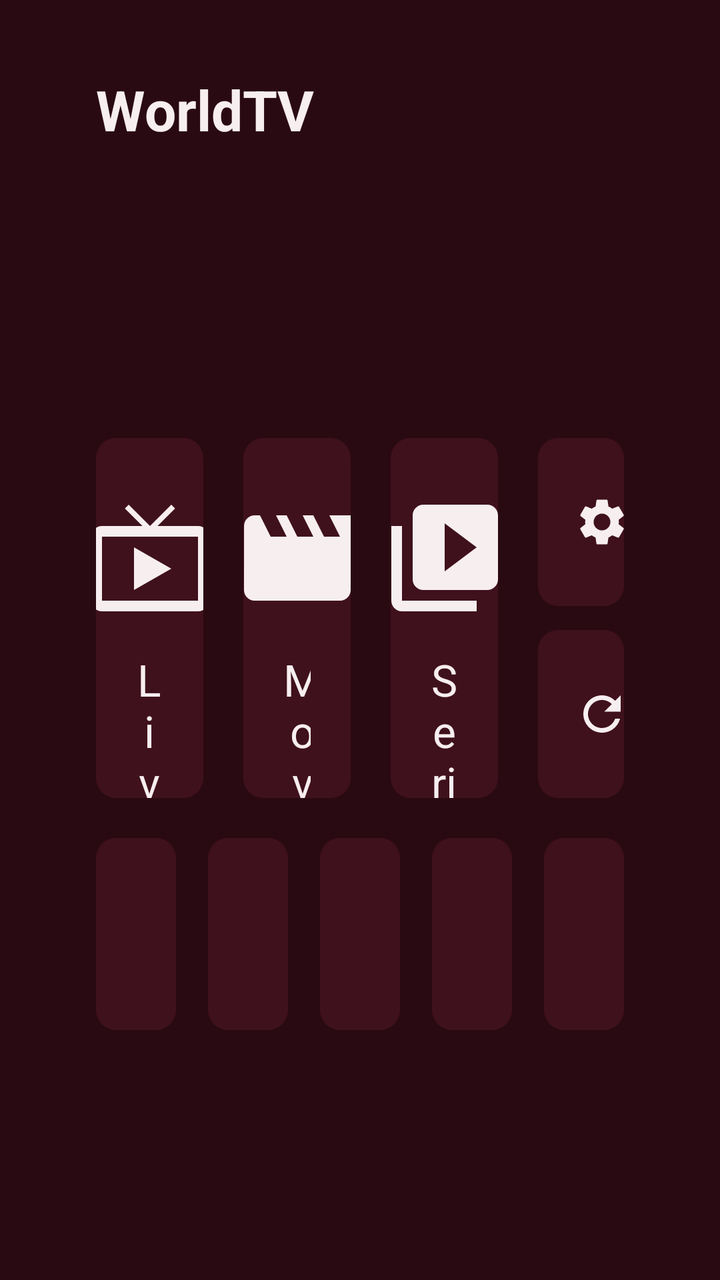
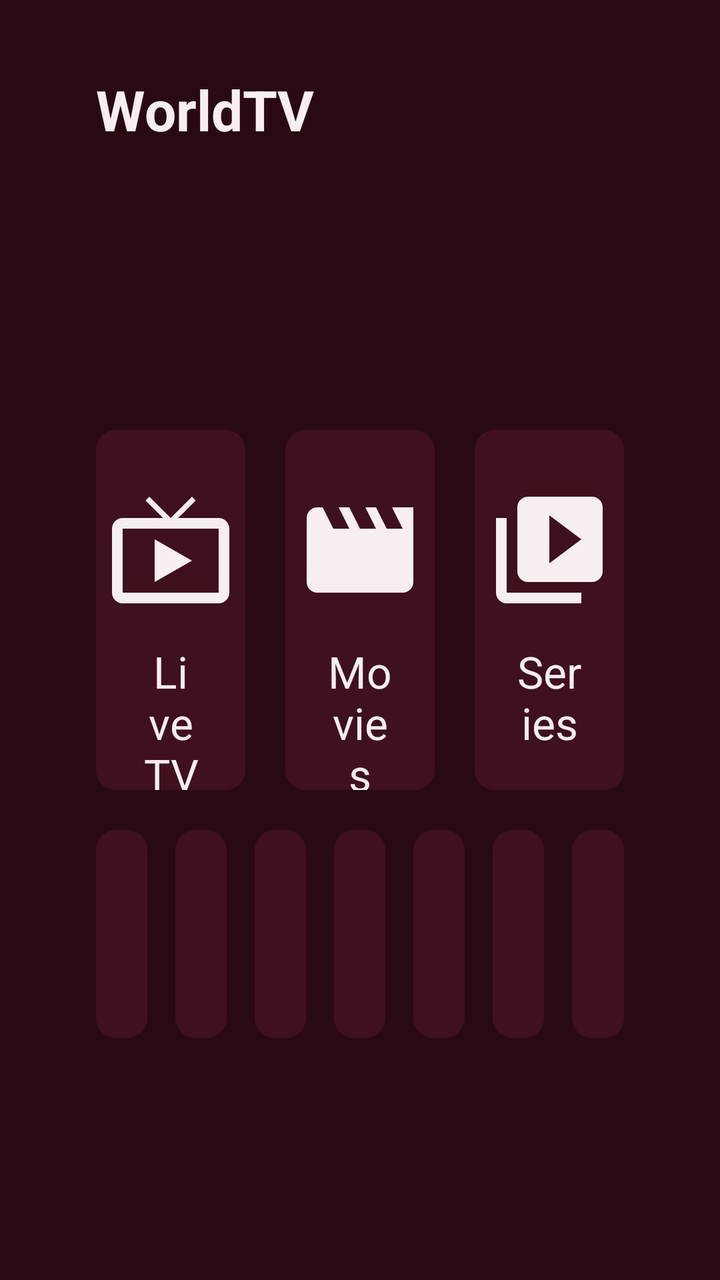

Compare the two renders of this Android layout. The source of the first and the diff that turns it into the second are given below.
<!-- AndroidManifest.xml: application theme Theme.IptvPlayer -->
<!-- res/layout/screen_home.xml -->
<?xml version="1.0" encoding="utf-8"?>
<LinearLayout xmlns:android="http://schemas.android.com/apk/res/android"
    android:layout_width="match_parent"
    android:layout_height="match_parent"
    android:background="@color/background"
    android:orientation="vertical"
    android:paddingStart="48dp"
    android:paddingTop="36dp"
    android:paddingEnd="48dp">

    <TextView
        style="@style/Text.Title"
        android:layout_width="wrap_content"
        android:layout_height="wrap_content"
        android:text="@string/app_name" />

    <TextView
        android:id="@+id/account"
        style="@style/Text.Secondary"
        android:layout_width="wrap_content"
        android:layout_height="wrap_content"
        android:layout_marginTop="6dp" />

    
    <LinearLayout
        android:layout_width="match_parent"
        android:layout_height="wrap_content"
        android:layout_marginTop="8dp"
        android:gravity="center_vertical"
        android:minHeight="24dp"
        android:orientation="horizontal">

        <io.github.sardinemehico.iptvplayer.ui.LoadingDots
            android:id="@+id/busy"
            android:layout_width="40dp"
            android:layout_height="10dp"
            android:layout_marginEnd="12dp"
            android:visibility="gone" />

        <TextView
            android:id="@+id/reload_status"
            style="@style/Text.Secondary"
            android:layout_width="0dp"
            android:layout_height="wrap_content"
            android:layout_weight="1"
            android:maxLines="1"
            android:ellipsize="end" />
    </LinearLayout>

    
    <LinearLayout
        android:layout_width="match_parent"
        android:layout_height="0dp"
        android:layout_weight="1"
        android:gravity="center_vertical"
        android:orientation="vertical">

    <LinearLayout
        android:layout_width="match_parent"
        android:layout_height="wrap_content"
        android:gravity="center"
        android:orientation="horizontal">

        <TextView
            android:id="@+id/tile_live"
            style="@style/HomeTile"
            android:drawableTop="@drawable/ic_live_tv"
            android:text="@string/live_tv" />

        <TextView
            android:id="@+id/tile_movies"
            style="@style/HomeTile"
            android:layout_marginStart="20dp"
            android:drawableTop="@drawable/ic_movies"
            android:text="@string/movies" />

        <TextView
            android:id="@+id/tile_series"
            style="@style/HomeTile"
            android:layout_marginStart="20dp"
            android:drawableTop="@drawable/ic_series"
            android:text="@string/series" />

        
        <LinearLayout
            android:layout_width="0dp"
            android:layout_height="180dp"
            android:layout_marginStart="20dp"
            android:layout_weight="0.8"
            android:orientation="vertical">

            <TextView
                android:id="@+id/tile_settings"
                style="@style/HomeSmallTile"
                android:drawableStart="@drawable/ic_settings_small"
                android:text="@string/settings" />

            <TextView
                android:id="@+id/tile_reload"
                style="@style/HomeSmallTile"
                android:layout_marginTop="12dp"
                android:drawableStart="@drawable/ic_refresh"
                android:text="@string/reload_playlist" />
        </LinearLayout>
    </LinearLayout>

    
    <LinearLayout
        android:layout_width="match_parent"
        android:layout_height="wrap_content"
        android:layout_marginTop="20dp"
        android:orientation="horizontal">

        <include
            android:id="@+id/app_slot_0"
            layout="@layout/row_app_slot"
            android:layout_width="0dp"
            android:layout_height="96dp"
            android:layout_weight="1" />

        <include
            android:id="@+id/app_slot_1"
            layout="@layout/row_app_slot"
            android:layout_marginStart="16dp"
            android:layout_width="0dp"
            android:layout_height="96dp"
            android:layout_weight="1" />

        <include
            android:id="@+id/app_slot_2"
            layout="@layout/row_app_slot"
            android:layout_marginStart="16dp"
            android:layout_width="0dp"
            android:layout_height="96dp"
            android:layout_weight="1" />

        <include
            android:id="@+id/app_slot_3"
            layout="@layout/row_app_slot"
            android:layout_marginStart="16dp"
            android:layout_width="0dp"
            android:layout_height="96dp"
            android:layout_weight="1" />

        <include
            android:id="@+id/app_slot_4"
            layout="@layout/row_app_slot"
            android:layout_marginStart="16dp"
            android:layout_width="0dp"
            android:layout_height="96dp"
            android:layout_weight="1" />
    </LinearLayout>
    </LinearLayout>

    <TextView
        android:id="@+id/version"
        style="@style/Text.Secondary"
        android:layout_width="match_parent"
        android:layout_height="wrap_content"
        android:gravity="end"
        android:paddingBottom="20dp"
        android:textSize="14sp" />
</LinearLayout>
<!-- res/layout/row_app_slot.xml (included above) -->
<?xml version="1.0" encoding="utf-8"?>
<LinearLayout xmlns:android="http://schemas.android.com/apk/res/android"
    android:layout_width="0dp"
    android:layout_height="96dp"
    android:layout_weight="1"
    android:background="@drawable/bg_tile"
    android:focusable="true"
    android:gravity="center"
    android:orientation="vertical"
    android:padding="8dp">

    <ImageView
        android:id="@+id/app_icon"
        android:layout_width="match_parent"
        android:layout_height="0dp"
        android:layout_weight="1"
        android:importantForAccessibility="no"
        android:scaleType="fitCenter" />

    <TextView
        android:id="@+id/app_label"
        android:layout_width="match_parent"
        android:layout_height="wrap_content"
        android:layout_marginTop="4dp"
        android:ellipsize="end"
        android:gravity="center"
        android:maxLines="1"
        android:textColor="@color/text_primary"
        android:textSize="14sp" />
</LinearLayout>
<!-- resources referenced by this layout -->
<resources>
  <color name="background">#FF2A0A12</color>
  <color name="text_primary">#FFF7EEF0</color>
  <!-- drawable ic_refresh (drawable) -->
  <?xml version="1.0" encoding="utf-8"?>
  <vector xmlns:android="http://schemas.android.com/apk/res/android"
      android:width="28dp"
      android:height="28dp"
      android:viewportWidth="24"
      android:viewportHeight="24">
      <path
          android:fillColor="#FFFFFFFF"
          android:pathData="M17.65,6.35C16.2,4.9 14.21,4 12,4c-4.42,0 -7.99,3.58 -7.99,8s3.57,8 7.99,8c3.73,0 6.84,-2.55 7.73,-6h-2.08c-0.82,2.33 -3.04,4 -5.65,4 -3.31,0 -6,-2.69 -6,-6s2.69,-6 6,-6c1.66,0 3.14,0.69 4.22,1.78L13,11h7V4l-2.35,2.35z" />
  </vector>
  <!-- drawable ic_settings_small (drawable) -->
  <?xml version="1.0" encoding="utf-8"?>
  <vector xmlns:android="http://schemas.android.com/apk/res/android"
      android:width="28dp"
      android:height="28dp"
      android:viewportWidth="24"
      android:viewportHeight="24">
      <path
          android:fillColor="#FFFFFFFF"
          android:pathData="M19.14,12.94c0.04,-0.3 0.06,-0.61 0.06,-0.94c0,-0.32 -0.02,-0.64 -0.07,-0.94l2.03,-1.58c0.18,-0.14 0.23,-0.41 0.12,-0.61l-1.92,-3.32c-0.12,-0.22 -0.37,-0.29 -0.59,-0.22l-2.39,0.96c-0.5,-0.38 -1.03,-0.7 -1.62,-0.94L14.4,2.81c-0.04,-0.24 -0.24,-0.41 -0.48,-0.41h-3.84c-0.24,0 -0.43,0.17 -0.47,0.41L9.25,5.35C8.66,5.59 8.12,5.92 7.63,6.29L5.24,5.33c-0.22,-0.08 -0.47,0 -0.59,0.22L2.74,8.87C2.62,9.08 2.66,9.34 2.86,9.48l2.03,1.58C4.84,11.36 4.8,11.69 4.8,12s0.02,0.64 0.07,0.94l-2.03,1.58c-0.18,0.14 -0.23,0.41 -0.12,0.61l1.92,3.32c0.12,0.22 0.37,0.29 0.59,0.22l2.39,-0.96c0.5,0.38 1.03,0.7 1.62,0.94l0.36,2.54c0.05,0.24 0.24,0.41 0.48,0.41h3.84c0.24,0 0.44,-0.17 0.47,-0.41l0.36,-2.54c0.59,-0.24 1.13,-0.56 1.62,-0.94l2.39,0.96c0.22,0.08 0.47,0 0.59,-0.22l1.92,-3.32c0.12,-0.22 0.07,-0.47 -0.12,-0.61L19.14,12.94zM12,15.6c-1.98,0 -3.6,-1.62 -3.6,-3.6s1.62,-3.6 3.6,-3.6s3.6,1.62 3.6,3.6S13.98,15.6 12,15.6z" />
  </vector>
  <string name="app_name">WorldTV</string>
  <string name="live_tv">Live TV</string>
  <string name="movies">Movies</string>
  <string name="reload_playlist">Reload playlist</string>
  <string name="series">Series</string>
  <string name="settings">App Settings</string>
  <style name="HomeSmallTile" parent="TileButton">
          <item name="android:layout_width">match_parent</item>
          <item name="android:layout_height">0dp</item>
          <item name="android:layout_weight">1</item>
          <item name="android:drawablePadding">12dp</item>
          <item name="android:drawableTint">@color/text_primary</item>
          <item name="android:gravity">center_vertical|start</item>
          <item name="android:paddingStart">18dp</item>
          <item name="android:paddingEnd">12dp</item>
          <item name="android:textSize">17sp</item>
          <item name="android:maxLines">2</item>
      </style>
  <style name="Text.Secondary" parent="">
          <item name="android:textColor">@color/text_secondary</item>
          <item name="android:textSize">16sp</item>
      </style>
  <style name="Text.Title" parent="">
          <item name="android:textColor">@color/text_primary</item>
          <item name="android:textSize">28sp</item>
          <item name="android:textStyle">bold</item>
      </style>
  <style name="Theme.IptvPlayer" parent="android:Theme.Material.NoActionBar.Fullscreen">
          <item name="android:windowBackground">@color/background</item>
          <item name="android:colorBackground">@color/background</item>
          <item name="android:colorAccent">@color/accent</item>
          <item name="android:windowContentOverlay">@null</item>
      </style>
  <color name="accent">#FFB0243F</color>
  <color name="surface_active">#FF5E1A2A</color>
  <color name="surface">#FF3F111C</color>
  <color name="text_secondary">#FFC9A9B0</color>
  <!-- unchanged entries left out for length: 6 -->
</resources>

<!-- the commit's change to res/layout/screen_home.xml (unified diff, before → after) -->
@@ -80,28 +80,6 @@
             android:layout_marginStart="20dp"
             android:drawableTop="@drawable/ic_series"
             android:text="@string/series" />
-
-        
-        <LinearLayout
-            android:layout_width="0dp"
-            android:layout_height="180dp"
-            android:layout_marginStart="20dp"
-            android:layout_weight="0.8"
-            android:orientation="vertical">
-
-            <TextView
-                android:id="@+id/tile_settings"
-                style="@style/HomeSmallTile"
-                android:drawableStart="@drawable/ic_settings_small"
-                android:text="@string/settings" />
-
-            <TextView
-                android:id="@+id/tile_reload"
-                style="@style/HomeSmallTile"
-                android:layout_marginTop="12dp"
-                android:drawableStart="@drawable/ic_refresh"
-                android:text="@string/reload_playlist" />
-        </LinearLayout>
     </LinearLayout>
 
     
@@ -115,39 +93,55 @@
             android:id="@+id/app_slot_0"
             layout="@layout/row_app_slot"
             android:layout_width="0dp"
-            android:layout_height="96dp"
+            android:layout_height="104dp"
             android:layout_weight="1" />
 
         <include
             android:id="@+id/app_slot_1"
             layout="@layout/row_app_slot"
-            android:layout_marginStart="16dp"
+            android:layout_marginStart="14dp"
             android:layout_width="0dp"
-            android:layout_height="96dp"
+            android:layout_height="104dp"
             android:layout_weight="1" />
 
         <include
             android:id="@+id/app_slot_2"
             layout="@layout/row_app_slot"
-            android:layout_marginStart="16dp"
+            android:layout_marginStart="14dp"
             android:layout_width="0dp"
-            android:layout_height="96dp"
+            android:layout_height="104dp"
             android:layout_weight="1" />
 
         <include
             android:id="@+id/app_slot_3"
             layout="@layout/row_app_slot"
-            android:layout_marginStart="16dp"
+            android:layout_marginStart="14dp"
             android:layout_width="0dp"
-            android:layout_height="96dp"
+            android:layout_height="104dp"
             android:layout_weight="1" />
 
         <include
-            android:id="@+id/app_slot_4"
+            android:id="@+id/tile_reload"
             layout="@layout/row_app_slot"
-            android:layout_marginStart="16dp"
+            android:layout_marginStart="14dp"
             android:layout_width="0dp"
-            android:layout_height="96dp"
+            android:layout_height="104dp"
+            android:layout_weight="1" />
+
+        <include
+            android:id="@+id/tile_settings"
+            layout="@layout/row_app_slot"
+            android:layout_marginStart="14dp"
+            android:layout_width="0dp"
+            android:layout_height="104dp"
+            android:layout_weight="1" />
+
+        <include
+            android:id="@+id/tile_android_settings"
+            layout="@layout/row_app_slot"
+            android:layout_marginStart="14dp"
+            android:layout_width="0dp"
+            android:layout_height="104dp"
             android:layout_weight="1" />
     </LinearLayout>
     </LinearLayout>
@@ -188,7 +182,7 @@
         android:layout_marginTop="4dp"
         android:ellipsize="end"
         android:gravity="center"
-        android:maxLines="1"
+        android:maxLines="2"
         android:textColor="@color/text_primary"
         android:textSize="14sp" />
 </LinearLayout>
<!-- resource entries referenced after the edit -->
@@ -2,46 +2,10 @@
 <resources>
   <color name="background">#FF2A0A12</color>
   <color name="text_primary">#FFF7EEF0</color>
-  <!-- drawable ic_refresh (drawable) -->
-  <?xml version="1.0" encoding="utf-8"?>
-  <vector xmlns:android="http://schemas.android.com/apk/res/android"
-      android:width="28dp"
-      android:height="28dp"
-      android:viewportWidth="24"
-      android:viewportHeight="24">
-      <path
-          android:fillColor="#FFFFFFFF"
-          android:pathData="M17.65,6.35C16.2,4.9 14.21,4 12,4c-4.42,0 -7.99,3.58 -7.99,8s3.57,8 7.99,8c3.73,0 6.84,-2.55 7.73,-6h-2.08c-0.82,2.33 -3.04,4 -5.65,4 -3.31,0 -6,-2.69 -6,-6s2.69,-6 6,-6c1.66,0 3.14,0.69 4.22,1.78L13,11h7V4l-2.35,2.35z" />
-  </vector>
-  <!-- drawable ic_settings_small (drawable) -->
-  <?xml version="1.0" encoding="utf-8"?>
-  <vector xmlns:android="http://schemas.android.com/apk/res/android"
-      android:width="28dp"
-      android:height="28dp"
-      android:viewportWidth="24"
-      android:viewportHeight="24">
-      <path
-          android:fillColor="#FFFFFFFF"
-          android:pathData="M19.14,12.94c0.04,-0.3 0.06,-0.61 0.06,-0.94c0,-0.32 -0.02,-0.64 -0.07,-0.94l2.03,-1.58c0.18,-0.14 0.23,-0.41 0.12,-0.61l-1.92,-3.32c-0.12,-0.22 -0.37,-0.29 -0.59,-0.22l-2.39,0.96c-0.5,-0.38 -1.03,-0.7 -1.62,-0.94L14.4,2.81c-0.04,-0.24 -0.24,-0.41 -0.48,-0.41h-3.84c-0.24,0 -0.43,0.17 -0.47,0.41L9.25,5.35C8.66,5.59 8.12,5.92 7.63,6.29L5.24,5.33c-0.22,-0.08 -0.47,0 -0.59,0.22L2.74,8.87C2.62,9.08 2.66,9.34 2.86,9.48l2.03,1.58C4.84,11.36 4.8,11.69 4.8,12s0.02,0.64 0.07,0.94l-2.03,1.58c-0.18,0.14 -0.23,0.41 -0.12,0.61l1.92,3.32c0.12,0.22 0.37,0.29 0.59,0.22l2.39,-0.96c0.5,0.38 1.03,0.7 1.62,0.94l0.36,2.54c0.05,0.24 0.24,0.41 0.48,0.41h3.84c0.24,0 0.44,-0.17 0.47,-0.41l0.36,-2.54c0.59,-0.24 1.13,-0.56 1.62,-0.94l2.39,0.96c0.22,0.08 0.47,0 0.59,-0.22l1.92,-3.32c0.12,-0.22 0.07,-0.47 -0.12,-0.61L19.14,12.94zM12,15.6c-1.98,0 -3.6,-1.62 -3.6,-3.6s1.62,-3.6 3.6,-3.6s3.6,1.62 3.6,3.6S13.98,15.6 12,15.6z" />
-  </vector>
   <string name="app_name">WorldTV</string>
   <string name="live_tv">Live TV</string>
   <string name="movies">Movies</string>
-  <string name="reload_playlist">Reload playlist</string>
   <string name="series">Series</string>
-  <string name="settings">App Settings</string>
-  <style name="HomeSmallTile" parent="TileButton">
-          <item name="android:layout_width">match_parent</item>
-          <item name="android:layout_height">0dp</item>
-          <item name="android:layout_weight">1</item>
-          <item name="android:drawablePadding">12dp</item>
-          <item name="android:drawableTint">@color/text_primary</item>
-          <item name="android:gravity">center_vertical|start</item>
-          <item name="android:paddingStart">18dp</item>
-          <item name="android:paddingEnd">12dp</item>
-          <item name="android:textSize">17sp</item>
-          <item name="android:maxLines">2</item>
-      </style>
   <style name="Text.Secondary" parent="">
           <item name="android:textColor">@color/text_secondary</item>
           <item name="android:textSize">16sp</item>
